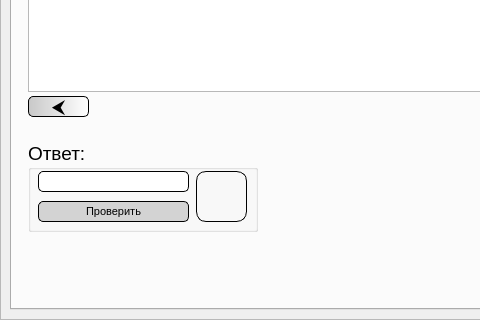
TereDom/MathBattle, file data/ui/client.ui: the form before one commit; both pictures show x 0 to 480 and y 375 to 695 of the 1053 by 695 pixel window.
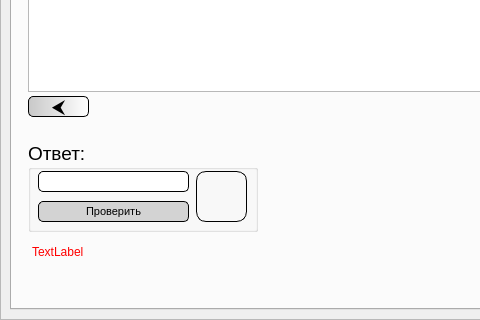
The form after the commit.

```diff
--- a/data/ui/client.ui
+++ b/data/ui/client.ui
@@ -1640,6 +1640,22 @@
              <string>Автор </string>
             </property>
            </widget>
+           <widget class="QLabel" name="warningLabel">
+            <property name="geometry">
+             <rect>
+              <x>20</x>
+              <y>580</y>
+              <width>231</width>
+              <height>21</height>
+             </rect>
+            </property>
+            <property name="styleSheet">
+             <string notr="true">color: rgb(255, 0, 0);</string>
+            </property>
+            <property name="text">
+             <string>TextLabel</string>
+            </property>
+           </widget>
           </widget>
           <widget class="QWidget" name="ProfilePage">
            <attribute name="title">
```
Left out of the diff: 1877 changed lines with no effect on the pictures.
